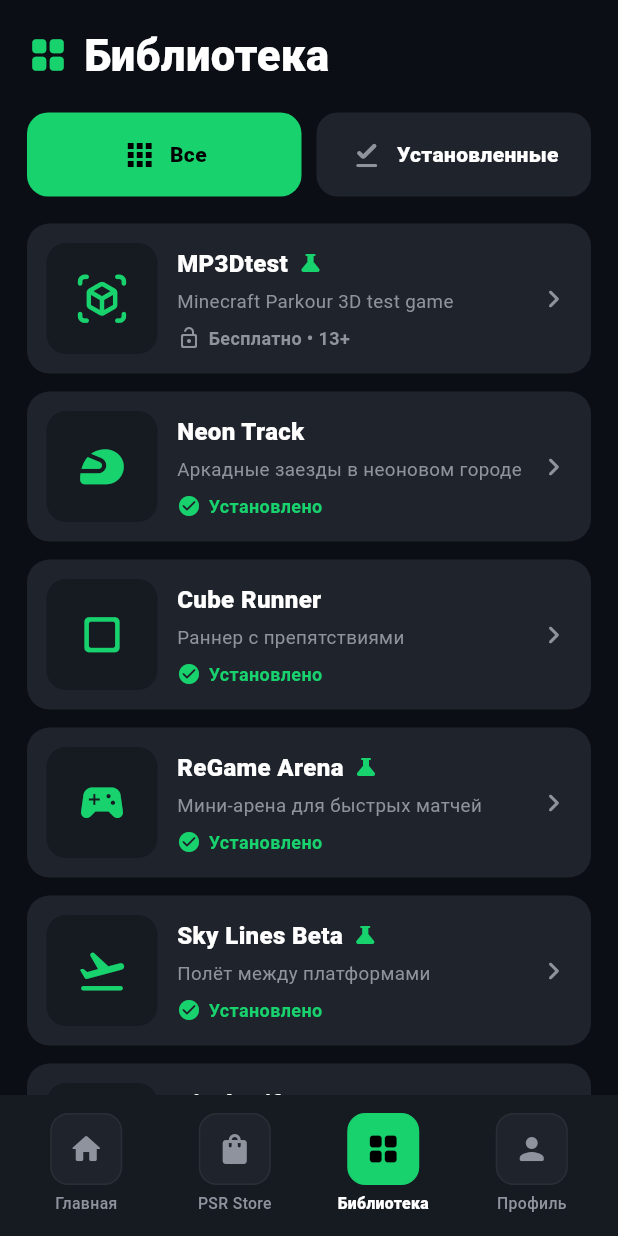
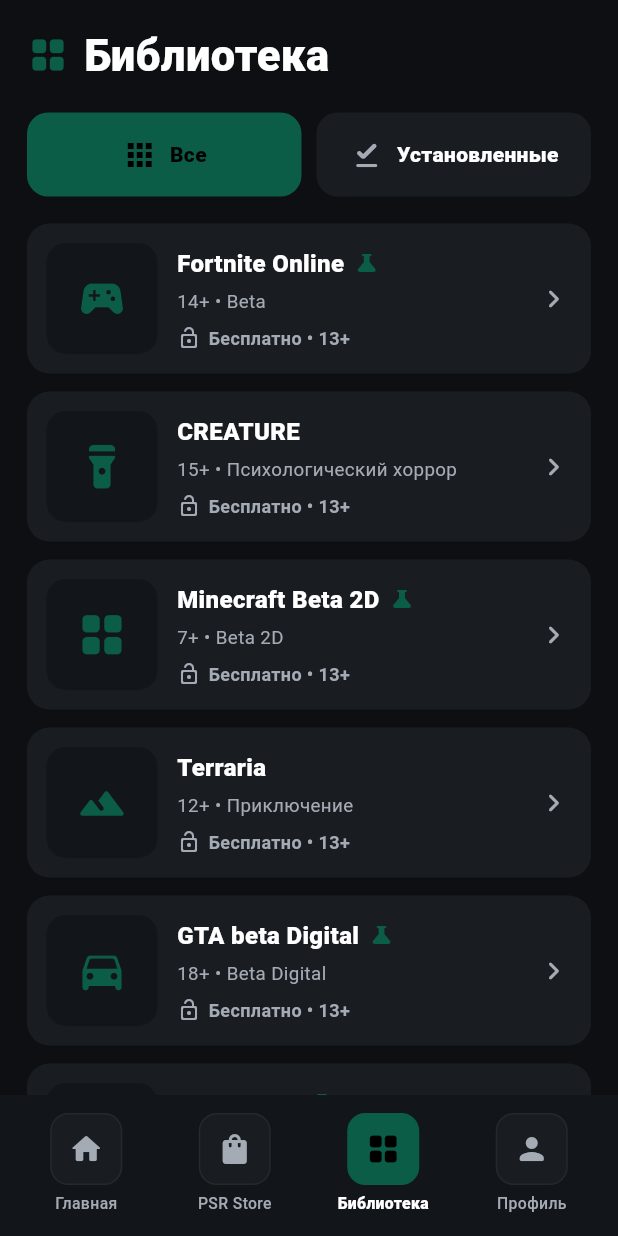
Before and after one commit to blubbery733/app-creat, a Flutter app: the Shell screen opened directly with empty values, item 3 of the bottom bar chosen, on a phone screen of 412 x 824 dp. Run offline on Flutter 3.47's test engine with Material 3 defaults, Android fonts, the phone set to English and light mode, and no system bars; our stand-ins replace audioplayers, flutter_svg, image_picker, shared_preferences; accounts and stored records are empty; statements that could not run were skipped; project files that could hold a hidden picture were left out.

Commit message:
Update PSR3 Android data, colors and install logic

```diff
--- a/lib/main.dart
+++ b/lib/main.dart
@@ -3,6 +3,7 @@
 
 import 'package:audioplayers/audioplayers.dart';
 import 'package:flutter/material.dart';
+import 'package:flutter_svg/flutter_svg.dart';
 import 'package:image_picker/image_picker.dart';
 import 'package:path_provider/path_provider.dart';
 import 'package:shared_preferences/shared_preferences.dart';
@@ -13,13 +14,18 @@
 }
 
 class C {
-  static const bg = Color(0xFF0B0E14);
-  static const card = Color(0xFF1F232B);
-  static const card2 = Color(0xFF161A21);
-  static const accent = Color(0xFF18D26E);
-  static const blue = Color(0xFF0070D1);
-  static const muted = Color(0xFF8E939D);
-}
+  static const bg = Color(0xFF0D0F12);
+  static const card = Color(0xFF191C21);
+  static const card2 = Color(0xFF12151A);
+  static const accent = Color(0xFF0B5D47);
+  static const blue = Color(0xFF2687FF);
+  static const muted = Color(0xFFA5ABB4);
+  static const border = Color(0xFF2A2F37);
+}
+
+const appVersionLabel = '0.4.0 Beta';
+const fullReleaseDate = '28 ноября 2026';
+const profileNick = '@Maksimka77nolka2';
 
 enum Stage { connect, blackout, ready }
 
@@ -32,6 +38,11 @@
   final String description;
   final bool beta;
   final IconData icon;
+  final String? coverAsset;
+  final int sizeMb;
+  final String rating;
+  final double? priceUah;
+  final bool newRelease;
 
   const Game(
     this.id,
@@ -41,71 +52,42 @@
     this.description,
     this.seconds,
     this.beta,
-    this.icon,
-  );
+    this.icon, {
+    this.coverAsset,
+    this.sizeMb = 64,
+    this.rating = '',
+    this.priceUah,
+    this.newRelease = false,
+  });
+
+  bool get isPaid => priceUah != null;
 }
 
 const games = <Game>[
-  Game(
-    1,
-    'MP3Dtest',
-    'ReGame LAB + Playstation Apsy',
-    'Minecraft Parkour 3D test game',
-    'Тестовая 3D-игра в стиле Minecraft. Проект создан для проверки паркура, управления и игровых возможностей PSR3.',
-    46,
-    true,
-    Icons.view_in_ar_rounded,
-  ),
-  Game(
-    2,
-    'Neon Track',
-    'ReGame LAB',
-    'Аркадные заезды в неоновом городе',
-    'Аркадная гоночная игра с короткими трассами и быстрыми перезапусками.',
-    60,
-    false,
-    Icons.sports_motorsports_rounded,
-  ),
-  Game(
-    3,
-    'Cube Runner',
-    'Playstation Apsy',
-    'Раннер с препятствиями',
-    'Быстрый раннер: проходи уровни, избегай препятствий и собирай игровые призы.',
-    90,
-    false,
-    Icons.crop_square_rounded,
-  ),
-  Game(
-    4,
-    'ReGame Arena',
-    'ReGame LAB',
-    'Мини-арена для быстрых матчей',
-    'Небольшая тестовая арена для коротких игровых сессий и проверки управления.',
-    120,
-    true,
-    Icons.sports_esports_rounded,
-  ),
-  Game(
-    5,
-    'Sky Lines Beta',
-    'ReGame LAB',
-    'Полёт между платформами',
-    'Экспериментальная игра с воздушными трассами и тестовыми испытаниями.',
-    180,
-    true,
-    Icons.flight_takeoff_rounded,
-  ),
-  Game(
-    6,
-    'Pixel Drift',
-    'Playstation Apsy',
-    'Пиксельная аркада на время',
-    'Лёгкая аркада с короткими заездами на время для библиотеки PSR3.',
-    300,
-    false,
-    Icons.speed_rounded,
-  ),
+  Game(101, 'Fortnite Online', 'PupgMasterBP + ReGame LAB', '14+ • Beta',
+      'Fortnite — это бесплатная и постоянно развивающаяся многопользовательская игра, которая объединяет в себе целую вселенную уникальных развлечений.',
+      150, true, Icons.sports_esports_rounded,
+      coverAsset: 'assets/covers/fortnite.svg', sizeMb: 248, rating: '14+'),
+  Game(102, 'CREATURE', 'ReGame', '15+ • Психологический хоррор',
+      'Creature — это леденящий душу психологический хоррор-квест, который проверит вашу выдержку и умение выживать в условиях абсолютной изоляции.\n\nАтмосферный психологический хоррор: визуальный стиль и звуковое сопровождение полностью погружают в виртуальный мир.\n\nТактический геймплей и выживание: управляйте ресурсами, скрывайтесь от преследования и принимайте решения за считанные секунды.\n\nИнтригующие головоломки: изучайте собранные страницы, ищите скрытые ключи и механизмы, чтобы продвигаться вглубь сюжета.',
+      180, false, Icons.flashlight_on_rounded,
+      coverAsset: 'assets/covers/creature.svg', sizeMb: 176, rating: '15+'),
+  Game(103, 'Minecraft Beta 2D', 'ReGame Studio', '7+ • Beta 2D',
+      'Minecraft для PlayStation 3 Remake — это симулятор выживания и песочница, где весь мир состоит из блоков, а единственным ограничением является ваша фантазия.',
+      70, true, Icons.grid_view_rounded,
+      coverAsset: 'assets/covers/minecraft_beta.svg', sizeMb: 88, rating: '7+'),
+  Game(104, 'Terraria', 'ReStation Studio (ReGame LAS)', '12+ • Приключение',
+      'Terraria для PlayStation 3 Remake — это уникальное приключение, которое объединяет классические черты экшен-игр со свободой творчества, доступной только в «песочницах». Весь мир игры находится на кончиках ваших пальцев, пока вы сражаетесь за выживание, исследуете недра в поисках богатств или строите собственные города.',
+      195, false, Icons.terrain_rounded,
+      coverAsset: 'assets/covers/terraria.svg', sizeMb: 132, rating: '12+'),
+  Game(105, 'GTA beta Digital', 'ReGame Studio • 2025', '18+ • Beta Digital',
+      'Это двумерная песочница (2D Top-Down Shooter / Driving) с видом сверху, вдохновлённая классическими частями Grand Theft Auto. Игрок попадает в небольшой открытый город, состоящий из пиксельных блоков или векторных рисунков.',
+      0, true, Icons.directions_car_rounded,
+      coverAsset: 'assets/covers/gta_beta.svg', sizeMb: 310, rating: '18+', priceUah: 36.50, newRelease: true),
+  Game(106, 'MP3D Test', 'Android App', 'Minecraft Parkour 3D test game',
+      'Тот самый тестовый паркур PSR3. Небольшая Android-игра для проверки управления, прыжков и игровых возможностей проекта.',
+      50, true, Icons.crop_square_rounded,
+      coverAsset: null, sizeMb: 41),
 ];
 
 class PSR3Controller extends ChangeNotifier {
@@ -115,51 +97,50 @@
   String esp = 'http://192.168.4.1';
   String? error;
   String? avatarPath;
-  final installed = <int>{2, 3, 4, 5};
+  int signalBars = 3;
+
+  final installed = <int>{106};
   final progress = <int, double>{};
   final timers = <int, Timer>{};
-
   final AudioPlayer audio = AudioPlayer();
   final ImagePicker picker = ImagePicker();
 
-  PSR3Controller() {
-    unawaited(loadSavedState());
-  }
+  PSR3Controller() { unawaited(loadSavedState()); }
 
   bool isInstalled(int id) => installed.contains(id);
   bool isInstalling(int id) => progress.containsKey(id);
 
+  Color get signalColor {
+    if (signalBars <= 1) return const Color(0xFFE64C4C);
+    if (signalBars == 2) return const Color(0xFFD59A2D);
+    if (signalBars == 3) return C.accent;
+    return C.blue;
+  }
+
+  int get installedFreeCount => games.where((g) => !g.isPaid && installed.contains(g.id)).length;
+  int get freeGamesCount => games.where((g) => !g.isPaid).length;
+  int get trophyCount => installedFreeCount;
+  int get goldCount => installedFreeCount ~/ 3;
+  double get collectionProgress => freeGamesCount == 0 ? 0 : installedFreeCount / freeGamesCount;
+  int get installedSizeMb => games.where((g) => installed.contains(g.id)).fold(0, (sum, g) => sum + g.sizeMb);
+
   Future<void> loadSavedState() async {
     final prefs = await SharedPreferences.getInstance();
-    final savedGames = prefs.getStringList('installed_game_ids');
+    final savedGames = prefs.getStringList('installed_game_ids_v4');
     final savedAvatar = prefs.getString('avatar_path');
-
     if (savedGames != null) {
       installed
         ..clear()
         ..addAll(savedGames.map(int.tryParse).whereType<int>());
-    }
-
-    if (savedAvatar != null && File(savedAvatar).existsSync()) {
-      avatarPath = savedAvatar;
-    }
-
+      if (installed.isEmpty) installed.add(106);
+    }
+    if (savedAvatar != null && File(savedAvatar).existsSync()) avatarPath = savedAvatar;
     notifyListeners();
   }
 
   Future<void> saveInstalled() async {
     final prefs = await SharedPreferences.getInstance();
-    await prefs.setStringList(
-      'installed_game_ids',
-      installed.map((id) => id.toString()).toList(),
-    );
-  }
-
-  Future<void> playSound(String file) async {
-    try {
-      await audio.stop();
-      await audio.play(AssetSource('audio/' + file));
-    } catch (_) {}
+    await prefs.setStringList('installed_game_ids_v4', installed.map((id) => id.toString()).toList());
   }
 
   Future<void> connect() async {
@@ -167,181 +148,54 @@
     connecting = true;
     error = null;
     notifyListeners();
-
-    bool ok;
-    if (mock) {
-      await Future<void>.delayed(const Duration(milliseconds: 500));
-      ok = true;
-    } else {
-      ok = await ping();
-    }
-
+    await Future<void>.delayed(const Duration(seconds: 4));
     connecting = false;
-
-    if (!ok) {
-      error = 'Не удалось подключиться к ESP32: ' + esp;
-      await playSound('error.mp3');
+    stage = Stage.ready;
+    signalBars = 3;
     notifyListeners();
-      return;
-    }
-
-    await playSound('notification.mp3');
-    stage = Stage.blackout;
-    notifyListeners();
-
-    await Future<void>.delayed(const Duration(milliseconds: 1500));
-
-    stage = Stage.ready;
-    notifyListeners();
-  }
-
-  Future<bool> ping() async {
-    HttpClient? client;
+  }
+
+  Future<bool> install(Game game) async {
+    if (game.isPaid || isInstalled(game.id) || isInstalling(game.id)) return false;
     try {
-      client = HttpClient()..connectionTimeout = const Duration(seconds: 2);
-      final req = await client.getUrl(Uri.parse(esp + '/status'));
-      final res = await req.close().timeout(const Duration(seconds: 3));
-      await res.drain<void>();
-      return res.statusCode >= 200 && res.statusCode < 500;
-    } catch (_) {
-      return false;
-    } finally {
-      client?.close(force: true);
-    }
-  }
-
-  Future<bool> sendGameId(Game game) async {
-    if (mock) {
-      await Future<void>.delayed(const Duration(milliseconds: 250));
-      return true;
-    }
-
-    HttpClient? client;
-
-    try {
-      client = HttpClient()..connectionTimeout = const Duration(seconds: 2);
-
-      final uri = Uri.parse(esp + '/game').replace(
-        queryParameters: {
-          'id': game.id.toString(),
-          'name': game.name,
-        },
-      );
-
-      final req = await client.postUrl(uri);
-      req.headers.contentType = ContentType.json;
-      req.write(
-        '{"gameId":' +
-            game.id.toString() +
-            ',"gameName":"' +
-            game.name +
-            '"}',
-      );
-
-      final res = await req.close().timeout(const Duration(seconds: 4));
-      await res.drain<void>();
-
-      return res.statusCode >= 200 && res.statusCode < 300;
-    } catch (_) {
-      return false;
-    } finally {
-      client?.close(force: true);
-    }
-  }
-
-  Future<bool> install(Game game) async {
-    if (isInstalled(game.id) || isInstalling(game.id)) return true;
-
-    final accepted = await sendGameId(game);
-
-    if (!accepted) {
-      await playSound('error.mp3');
-      return false;
-    }
-
-    await playSound('install.mp3');
-
+      await audio.stop();
+      await audio.play(AssetSource('audio/install.mp3'));
+    } catch (_) {}
     progress[game.id] = 0;
     notifyListeners();
-
     var elapsed = 0;
     final total = game.seconds * 1000;
-
-    timers[game.id] = Timer.periodic(
-      const Duration(milliseconds: 250),
-      (timer) async {
+    timers[game.id] = Timer.periodic(const Duration(milliseconds: 250), (timer) async {
       elapsed += 250;
       final value = (elapsed / total).clamp(0.0, 1.0);
       progress[game.id] = value;
-
       if (value >= 1) {
         timer.cancel();
         timers.remove(game.id);
         progress.remove(game.id);
         installed.add(game.id);
         await saveInstalled();
-          await playSound('notification.mp3');
-        }
-
+      }
       notifyListeners();
-      },
-    );
-
+    });
     return true;
   }
 
   Future<void> pickAvatar() async {
-    final picked = await picker.pickImage(
-      source: ImageSource.gallery,
-      imageQuality: 88,
-      maxWidth: 1200,
-      maxHeight: 1200,
-    );
-
+    final picked = await picker.pickImage(source: ImageSource.gallery, imageQuality: 88, maxWidth: 1200, maxHeight: 1200);
     if (picked == null) return;
-
     final dir = await getApplicationDocumentsDirectory();
     final target = dir.path + '/psr3_avatar.jpg';
-
     await File(picked.path).copy(target);
-
     avatarPath = target;
-
     final prefs = await SharedPreferences.getInstance();
     await prefs.setString('avatar_path', target);
-
     notifyListeners();
-    await playSound('notification.mp3');
-  }
-
-  void setMock(bool value) {
-    mock = value;
-    notifyListeners();
-  }
-
-  void setEsp(String value) {
-    var normalized = value.trim();
-
-    if (normalized.isEmpty) return;
-
-    if (!normalized.startsWith('http://') &&
-        !normalized.startsWith('https://')) {
-      normalized = 'http://' + normalized;
-    }
-
-    if (normalized.endsWith('/')) {
-      normalized = normalized.substring(0, normalized.length - 1);
-    }
-
-    esp = normalized;
-    notifyListeners();
   }
 
   @override
   void dispose() {
-    for (final timer in timers.values) {
-      timer.cancel();
-    }
+    for (final timer in timers.values) { timer.cancel(); }
     unawaited(audio.dispose());
     super.dispose();
   }
```
Lines whose indentation alone changed are shown as unchanged.
